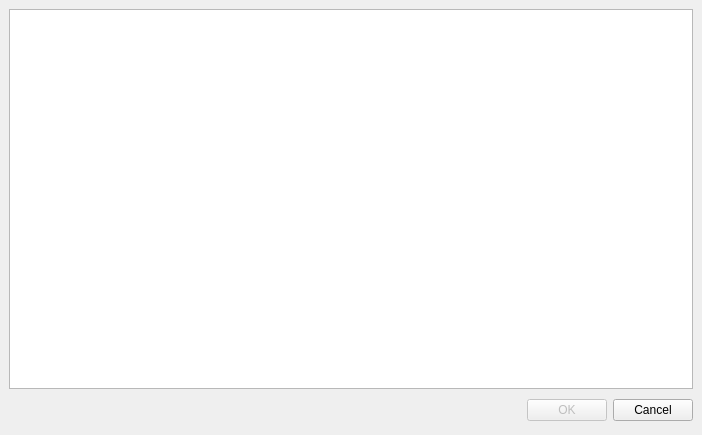
Qt form machine.ui (openMSX/catapult) before a commit.
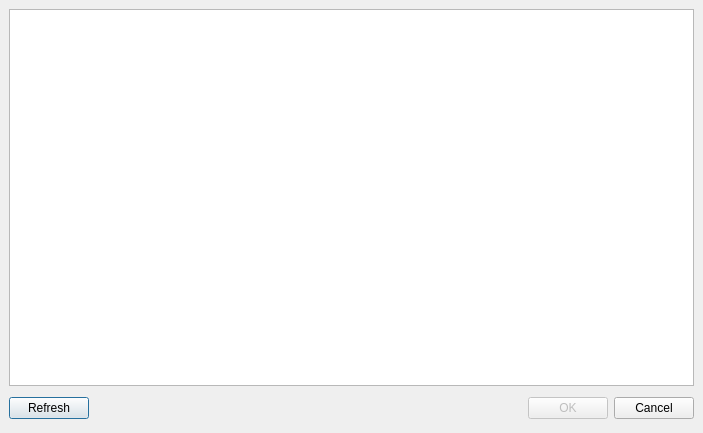
The same form after that commit.

Commit message: Added a refresh button (and some tool tips) to the machine selector

What changed in the file:
```diff
--- a/machine.ui
+++ b/machine.ui
@@ -8,20 +8,28 @@
    <rect>
     <x>0</x>
     <y>0</y>
-    <width>702</width>
-    <height>435</height>
+    <width>703</width>
+    <height>433</height>
    </rect>
   </property>
   <property name="windowTitle" >
    <string>Choose MSX Machine</string>
   </property>
-  <layout class="QVBoxLayout" >
+  <layout class="QGridLayout" >
    <property name="margin" >
     <number>9</number>
    </property>
    <property name="spacing" >
     <number>6</number>
    </property>
+   <item row="0" column="0" >
+    <layout class="QVBoxLayout" >
+     <property name="margin" >
+      <number>0</number>
+     </property>
+     <property name="spacing" >
+      <number>6</number>
+     </property>
    <item>
     <widget class="QTableView" name="machineTable" >
      <property name="verticalScrollBarPolicy" >
@@ -46,6 +54,16 @@
      <property name="spacing" >
       <number>6</number>
      </property>
+       <item>
+        <widget class="QPushButton" name="refreshButton" >
+         <property name="toolTip" >
+          <string>Refresh the list of machines</string>
+         </property>
+         <property name="text" >
+          <string>Refresh</string>
+         </property>
+        </widget>
+       </item>
      <item>
       <spacer>
        <property name="orientation" >
@@ -53,8 +71,8 @@
        </property>
        <property name="sizeHint" >
         <size>
-         <width>131</width>
-         <height>31</height>
+           <width>383</width>
+           <height>32</height>
         </size>
        </property>
       </spacer>
@@ -75,6 +93,8 @@
         <string>Cancel</string>
        </property>
       </widget>
+       </item>
+      </layout>
      </item>
     </layout>
    </item>
```
Left out of the diff: 6 changed lines with no effect on the pictures. Lines whose indentation alone changed are shown as unchanged. The commit also changes 2 other files.
